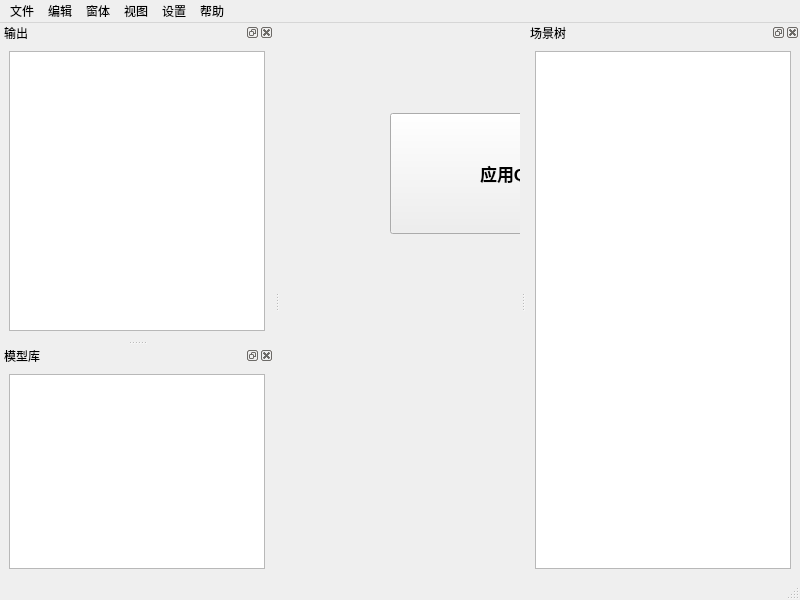
Before: the Qt Designer form QRibbonDemo/vgribbonwindow.ui in gnibuoz/QRibbon, drawn with Qt 5.
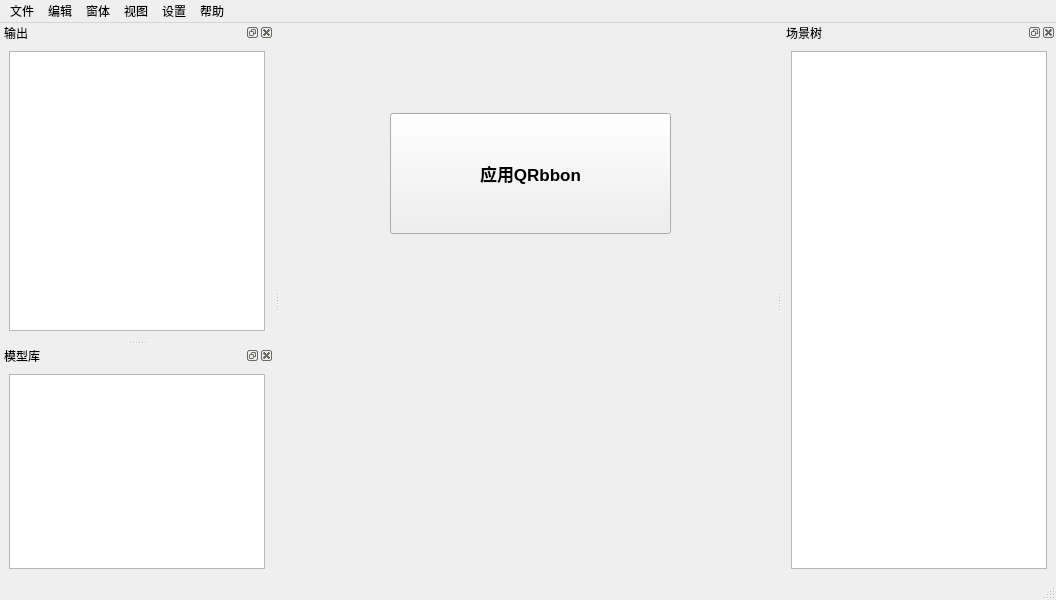
After: the same form once the commit is applied. Icons and pictures are not drawn.

Patch:
```diff
--- a/QRibbonDemo/vgribbonwindow.ui
+++ b/QRibbonDemo/vgribbonwindow.ui
@@ -6,7 +6,7 @@
    <rect>
     <x>0</x>
     <y>0</y>
-    <width>800</width>
+    <width>1056</width>
     <height>600</height>
    </rect>
   </property>
@@ -43,7 +43,7 @@
     <rect>
      <x>0</x>
      <y>0</y>
-     <width>800</width>
+     <width>1056</width>
      <height>23</height>
     </rect>
    </property>
```
